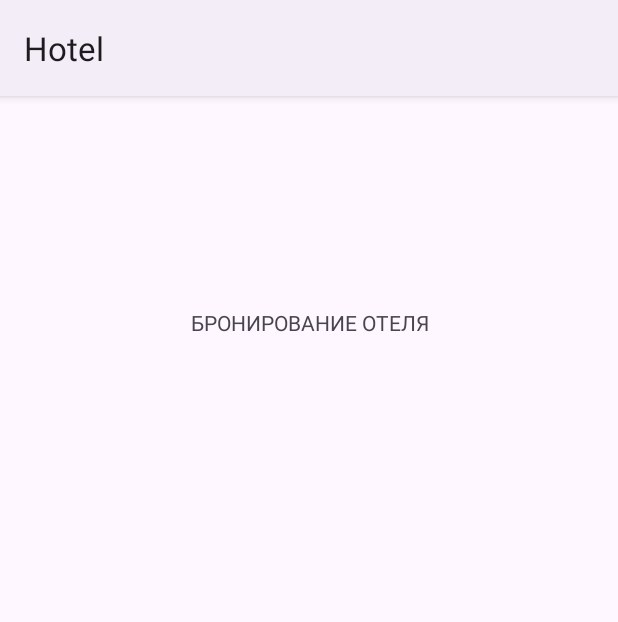
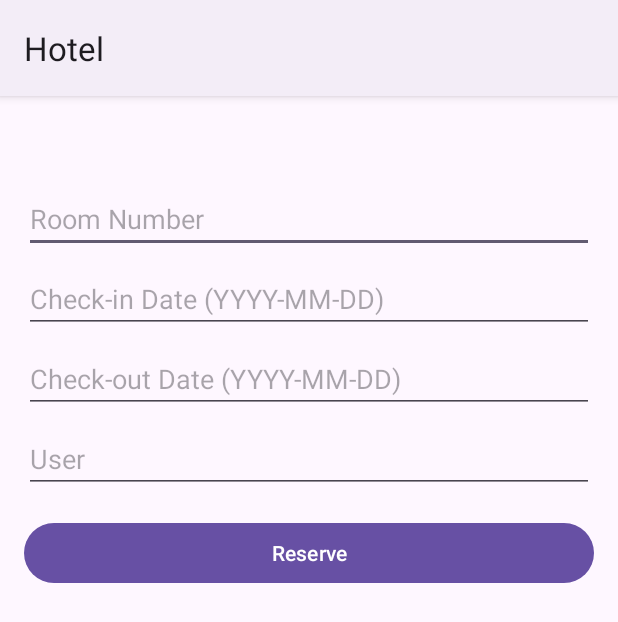
Before and after one commit to emiliyura/hotel, an Android app: the ReservationOperation screen opened directly, with no data from a screen before it, on a phone screen of 412 x 824 dp. Shown: the top 622 px of the screen. Run offline under Robolectric (Android 15) with nearby library versions, the phone set to English and light mode, and no system bars; our stand-ins replace Firebase (no records; nobody signed in at launch, a user with empty details on screens opened directly); libraries missing offline, so code that uses them is left out: com.jakewharton.threetenabp; 1 statement that could not run was skipped.

Commit message:
Бронь

```diff
--- a/app/build.gradle.kts
+++ b/app/build.gradle.kts
@@ -51,4 +51,7 @@ dependencies {
 
     implementation(libs.glide)
     annotationProcessor(libs.compiler)
+
+
+    implementation(libs.threetenabp)
 }
--- a/app/src/main/java/com/example/hotel/MainActivity.java
+++ b/app/src/main/java/com/example/hotel/MainActivity.java
@@ -17,6 +17,7 @@ import androidx.fragment.app.Fragment;
 
 import com.example.hotel.databinding.ActivityMainBinding;
 import com.google.android.material.bottomnavigation.BottomNavigationView;
+import com.google.firebase.FirebaseApp;
 import com.google.firebase.auth.FirebaseAuth;
 import com.google.firebase.auth.FirebaseUser;
 
@@ -35,6 +36,9 @@ public class MainActivity extends AppCompatActivity {
         super.onCreate(savedInstanceState);
         binding = ActivityMainBinding.inflate(getLayoutInflater());
         setContentView(binding.getRoot());
+
+
+        FirebaseApp.initializeApp(this);//////
 
 
         getWindow().setStatusBarColor(ContextCompat.getColor(this, R.color.black));
--- a/app/src/main/java/com/example/hotel/ReservationOperation.java
+++ b/app/src/main/java/com/example/hotel/ReservationOperation.java
@@ -1,26 +1,153 @@
 package com.example.hotel;
 
-import android.content.Intent;
 import android.os.Bundle;
+import android.text.TextUtils;
+import android.util.Log;
+import android.view.View;
+import android.widget.Button;
+import android.widget.EditText;
 import android.widget.TextView;
+import android.widget.Toast;
 
-import androidx.activity.EdgeToEdge;
+import androidx.annotation.NonNull;
 import androidx.appcompat.app.AppCompatActivity;
-import androidx.core.graphics.Insets;
-import androidx.core.view.ViewCompat;
-import androidx.core.view.WindowInsetsCompat;
+
+import com.google.firebase.database.DataSnapshot;
+import com.google.firebase.database.DatabaseError;
+import com.google.firebase.database.DatabaseReference;
+import com.google.firebase.database.FirebaseDatabase;
+import com.google.firebase.database.ValueEventListener;
+import com.jakewharton.threetenabp.AndroidThreeTen;
+
+import org.threeten.bp.LocalDate;
+import org.threeten.bp.format.DateTimeFormatter;
+import org.threeten.bp.format.DateTimeParseException;
 
 public class ReservationOperation extends AppCompatActivity {
+
+    private DatabaseReference databaseReservations;
+    private DateTimeFormatter dateFormatter = DateTimeFormatter.ofPattern("yyyy-MM-dd");
+
+    private EditText etRoomNumber, etCheckInDate, etCheckOutDate, etUser;
+    private TextView tvHotelName;
+    private Button btnReserve;
 
     @Override
     protected void onCreate(Bundle savedInstanceState) {
         super.onCreate(savedInstanceState);
+        AndroidThreeTen.init(this);
         setContentView(R.layout.activity_reservation_operation);
 
-        Intent intent = getIntent();
+        databaseReservations = FirebaseDatabase.getInstance().getReference("reservations");
 
-        String hotelName = intent.getStringExtra("hotelName");
-        TextView hotelNameView = findViewById(R.id.hotel_name_inOperation);
-        hotelNameView.setText(hotelName);
+        tvHotelName = findViewById(R.id.hotel_name);
+        etRoomNumber = findViewById(R.id.et_room_number);
+        etCheckInDate = findViewById(R.id.et_check_in_date);
+        etCheckOutDate = findViewById(R.id.et_check_out_date);
+        etUser = findViewById(R.id.et_user);
+        btnReserve = findViewById(R.id.btn_reserve);
+
+        String hotelName = getIntent().getStringExtra("hotelName");
+        tvHotelName.setText(hotelName);
+
+        btnReserve.setOnClickListener(new View.OnClickListener() {
+            @Override
+            public void onClick(View v) {
+                String roomNumber = etRoomNumber.getText().toString().trim();
+                String checkInDate = etCheckInDate.getText().toString().trim();
+                String checkOutDate = etCheckOutDate.getText().toString().trim();
+                String user = etUser.getText().toString().trim();
+
+                if (TextUtils.isEmpty(roomNumber) || TextUtils.isEmpty(checkInDate) || TextUtils.isEmpty(checkOutDate) || TextUtils.isEmpty(user)) {
+                    Toast.makeText(ReservationOperation.this, "Заполните все поля", Toast.LENGTH_SHORT).show();
+                } else {
+                    makeReservation(user, roomNumber, checkInDate, checkOutDate);
+                }
+            }
+        });
+    }
+
+    private boolean isValidDate(String dateStr) {
+        try {
+            LocalDate.parse(dateStr, dateFormatter);
+            return true;
+        } catch (DateTimeParseException e) {
+            return false;
+        }
+    }
+
+    private void makeReservation(String user, String roomNumber, String checkInDate, String checkOutDate) {
+        if (!isValidDate(checkInDate) || !isValidDate(checkOutDate)) {
+            Toast.makeText(ReservationOperation.this, "Дата должна быть в формате yyyy-MM-dd", Toast.LENGTH_LONG).show();
+            return;
+        }
+
+        isRoomAvailable(roomNumber, checkInDate, checkOutDate, isAvailable -> {
+            if (isAvailable) {
+                Reservation reservation = new Reservation(user, roomNumber, checkInDate, checkOutDate);
+                addReservation(reservation);
+            } else {
+                Toast.makeText(ReservationOperation.this, "Комната занята на выбранные даты", Toast.LENGTH_LONG).show();
+            }
+        });
+    }
+
+
+    private void addReservation(Reservation reservation) {
+        String reservationId = databaseReservations.push().getKey();
+        Log.d("ReservationOperation", "Generated ID: " + reservationId);
+        databaseReservations.child(reservationId).setValue(reservation)
+                .addOnSuccessListener(aVoid -> {
+                    Toast.makeText(ReservationOperation.this, "Бронирование успешно", Toast.LENGTH_LONG).show();
+                    Log.d("ReservationOperation", "Reservation added successfully");
+                })
+                .addOnFailureListener(e -> {
+                    Toast.makeText(ReservationOperation.this, "Ошибка бронирования", Toast.LENGTH_LONG).show();
+                    Log.e("ReservationOperation", "Error adding reservation", e);
+                });
+    }
+
+    private void isRoomAvailable(String roomNumber, String checkInDate, String checkOutDate, RoomAvailabilityCallback callback) {
+        if (!isValidDate(checkInDate) || !isValidDate(checkOutDate)) {
+            Toast.makeText(ReservationOperation.this, "Дата должна быть в формате yyyy-MM-dd", Toast.LENGTH_LONG).show();
+            return;
+        }
+
+        databaseReservations.orderByChild("roomNumber").equalTo(roomNumber).addListenerForSingleValueEvent(new ValueEventListener() {
+            @Override
+            public void onDataChange(@NonNull DataSnapshot dataSnapshot) {
+                boolean isAvailable = true;
+                LocalDate checkIn = LocalDate.parse(checkInDate, dateFormatter);
+                LocalDate checkOut = LocalDate.parse(checkOutDate, dateFormatter);
+
+                for (DataSnapshot snapshot : dataSnapshot.getChildren()) {
+                    Reservation reservation = snapshot.getValue(Reservation.class);
+                    if (reservation != null) {
+                        LocalDate resCheckIn = LocalDate.parse(reservation.getCheckInDate(), dateFormatter);
+                        LocalDate resCheckOut = LocalDate.parse(reservation.getCheckOutDate(), dateFormatter);
+                        if (datesOverlap(resCheckIn, resCheckOut, checkIn, checkOut)) {
+                            isAvailable = false;
+                            break;
+                        }
+                    }
+                }
+                callback.onResult(isAvailable);
+            }
+
+            @Override
+            public void onCancelled(@NonNull DatabaseError databaseError) {
+                Toast.makeText(ReservationOperation.this, "Ошибка проверки доступности", Toast.LENGTH_LONG).show();
+                Log.e("ReservationOperation", "Error checking room availability", databaseError.toException());
+            }
+        });
+    }
+
+
+    private boolean datesOverlap(LocalDate start1, LocalDate end1, LocalDate start2, LocalDate end2) {
+        return !(start1.isAfter(end2) || end1.isBefore(start2));
+    }
+
+    public interface RoomAvailabilityCallback {
+        void onResult(boolean isAvailable);
     }
 }
--- a/app/src/main/res/layout/activity_reservation_operation.xml
+++ b/app/src/main/res/layout/activity_reservation_operation.xml
@@ -1,30 +1,55 @@
 <?xml version="1.0" encoding="utf-8"?>
-<androidx.constraintlayout.widget.ConstraintLayout xmlns:android="http://schemas.android.com/apk/res/android"
-    xmlns:app="http://schemas.android.com/apk/res-auto"
-    xmlns:tools="http://schemas.android.com/tools"
-    android:id="@+id/main"
+<LinearLayout xmlns:android="http://schemas.android.com/apk/res/android"
     android:layout_width="match_parent"
     android:layout_height="match_parent"
-    tools:context=".ReservationOperation">
+    android:orientation="vertical"
+    android:padding="16dp">
 
     <TextView
-        android:id="@+id/textView2"
-        android:layout_width="339dp"
-        android:layout_height="222dp"
-        android:layout_marginTop="40dp"
-        android:gravity="center"
-        android:text="БРОНИРОВАНИЕ ОТЕЛЯ"
-        app:layout_constraintEnd_toEndOf="parent"
-        app:layout_constraintStart_toStartOf="parent"
-        app:layout_constraintTop_toTopOf="parent" />
+        android:id="@+id/hotel_name"
+        android:layout_width="wrap_content"
+        android:layout_height="wrap_content"
+        android:text="Hotel Name"
+        android:textSize="20sp"
+        android:layout_gravity="center_horizontal"
+        android:layout_marginBottom="16dp" />
 
-    <TextView
-        android:id="@+id/hotel_name_inOperation"
-        android:layout_width="329dp"
-        android:layout_height="247dp"
-        app:layout_constraintBottom_toBottomOf="parent"
-        app:layout_constraintEnd_toEndOf="parent"
-        app:layout_constraintStart_toStartOf="parent"
-        app:layout_constraintTop_toBottomOf="@+id/textView2" />
+    <EditText
+        android:id="@+id/et_room_number"
+        android:layout_width="match_parent"
+        android:layout_height="wrap_content"
+        android:hint="Room Number"
+        android:inputType="text"
+        android:layout_marginBottom="8dp" />
 
-</androidx.constraintlayout.widget.ConstraintLayout>
+    <EditText
+        android:id="@+id/et_check_in_date"
+        android:layout_width="match_parent"
+        android:layout_height="wrap_content"
+        android:hint="Check-in Date (YYYY-MM-DD)"
+        android:inputType="date"
+        android:layout_marginBottom="8dp" />
+
+    <EditText
+        android:id="@+id/et_check_out_date"
+        android:layout_width="match_parent"
+        android:layout_height="wrap_content"
+        android:hint="Check-out Date (YYYY-MM-DD)"
+        android:inputType="date"
+        android:layout_marginBottom="8dp" />
+
+    <EditText
+        android:id="@+id/et_user"
+        android:layout_width="match_parent"
+        android:layout_height="wrap_content"
+        android:hint="User"
+        android:inputType="text"
+        android:layout_marginBottom="16dp" />
+
+    <Button
+        android:id="@+id/btn_reserve"
+        android:layout_width="match_parent"
+        android:layout_height="wrap_content"
+        android:text="Reserve" />
+
+</LinearLayout>
--- a/gradle/libs.versions.toml
+++ b/gradle/libs.versions.toml
@@ -15,6 +15,7 @@ navigationUi = "2.7.7"
 firebaseDatabase = "21.0.0"
 firebaseStorage = "21.0.0"
 glide = "4.14.2"
+threetenabp = "1.4.4"
 
 [libraries]
 google-services = { module = "com.google.gms:google-services", version.ref = "googleServices" }
@@ -32,6 +33,7 @@ firebase-database = { group = "com.google.firebase", name = "firebase-database",
 firebase-storage = { group = "com.google.firebase", name = "firebase-storage", version.ref = "firebaseStorage" }
 glide = { module = "com.github.bumptech.glide:glide", version.ref = "glide" }
 compiler = { module = "com.github.bumptech.glide:compiler", version.ref = "glide" }
+threetenabp = { module = "com.jakewharton.threetenabp:threetenabp", version.ref = "threetenabp" }
 
 [plugins]
 android-application = { id = "com.android.application", version.ref = "agp" }
```
Also changed, not shown: app/src/main/java/com/example/hotel/HotelDetailActivity.java (+9 -0 lines), app/src/main/java/com/example/hotel/Register.java (+8 -0 lines), app/src/main/java/com/example/hotel/Reservation.java (+13 -1 lines).
